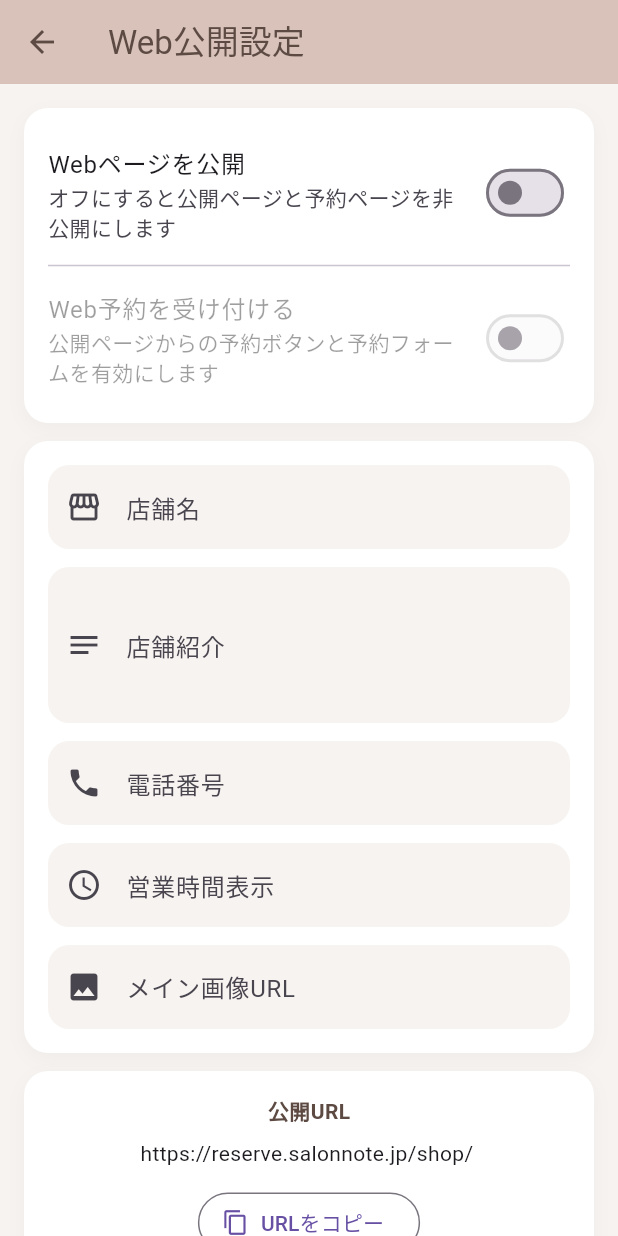
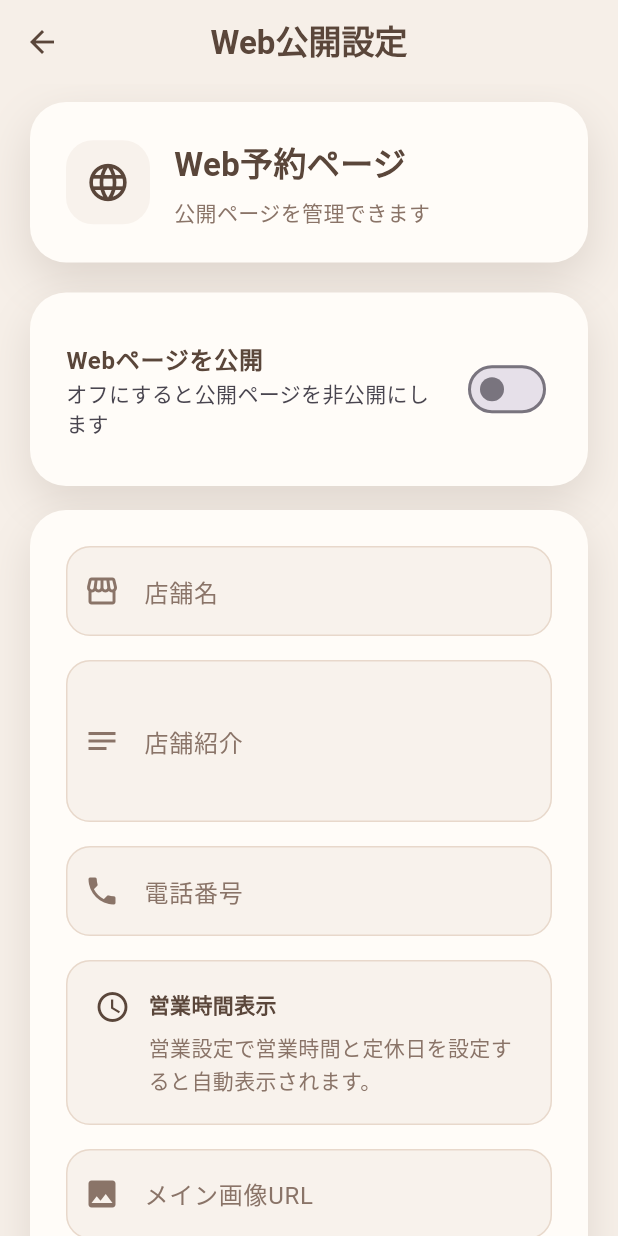
Before and after one commit to takuya42/salon_note, a Flutter app: the WebSettingPage screen opened directly, on a phone screen of 412 x 824 dp. Run offline on Flutter 3.47's test engine with Material 3 defaults, Android fonts, the phone set to English and light mode, and no system bars; our stand-ins replace cloud_firestore, firebase_analytics, firebase_auth, firebase_core, firebase_crashlytics, firebase_remote_config and 11 more; missing offline and left inert: purchases_flutter; accounts and stored records are empty.

Commit message:
Improve web setting page

```diff
--- a/lib/settings/pages/web_setting_page.dart
+++ b/lib/settings/pages/web_setting_page.dart
@@ -4,9 +4,12 @@ import 'package:flutter/services.dart';
 import '../../web/web_route_paths.dart';
 import '../services/web_setting_service.dart';
 
-const _primaryColor = Color(0xFFD8C2B9);
-const _darkBrown = Color(0xFF5C4A43);
-const _backgroundColor = Color(0xFFF7F3F0);
+const _beige = Color(0xFFE4D2C3);
+const _lightBeige = Color(0xFFF8F2EC);
+const _creamWhite = Color(0xFFFFFCF8);
+const _darkBrown = Color(0xFF5A463A);
+const _mutedBrown = Color(0xFF8A7468);
+const _backgroundColor = Color(0xFFF6EFE8);
 
 class WebSettingPage extends StatefulWidget {
   const WebSettingPage({super.key, WebSettingService? service})
@@ -26,11 +29,10 @@ class _WebSettingPageState extends State<WebSettingPage> {
   final _descriptionController = TextEditingController();
   final _phoneController = TextEditingController();
   final _imageUrlController = TextEditingController();
-  final _businessHoursController = TextEditingController();
 
   String? _shopId;
+  String _businessHours = '';
   bool _isWebPublished = false;
-  bool _isWebBookingEnabled = false;
   bool _isLoading = true;
   bool _isSaving = false;
   String? _errorMessage;
@@ -47,7 +49,6 @@ class _WebSettingPageState extends State<WebSettingPage> {
     _descriptionController.dispose();
     _phoneController.dispose();
     _imageUrlController.dispose();
-    _businessHoursController.dispose();
     super.dispose();
   }
 
@@ -69,10 +70,9 @@ class _WebSettingPageState extends State<WebSettingPage> {
       _descriptionController.text = setting.description;
       _phoneController.text = setting.phone;
       _imageUrlController.text = setting.imageUrl;
-      _businessHoursController.text = setting.businessHours;
       setState(() {
+        _businessHours = setting.businessHours;
         _isWebPublished = setting.isWebPublished;
-        _isWebBookingEnabled = setting.isWebBookingEnabled;
         _isLoading = false;
       });
     } catch (_) {
@@ -106,9 +106,8 @@ class _WebSettingPageState extends State<WebSettingPage> {
           description: _descriptionController.text,
           phone: _phoneController.text,
           imageUrl: _imageUrlController.text,
-          businessHours: _businessHoursController.text,
+          businessHours: _businessHours,
           isWebPublished: _isWebPublished,
-          isWebBookingEnabled: _isWebBookingEnabled,
         ),
       );
 
@@ -145,59 +144,55 @@ class _WebSettingPageState extends State<WebSettingPage> {
     return Scaffold(
       backgroundColor: _backgroundColor,
       appBar: AppBar(
-        title: const Text('Web公開設定'),
-        backgroundColor: _primaryColor,
+        centerTitle: true,
+        title: const Text(
+          'Web公開設定',
+          style: TextStyle(fontWeight: FontWeight.bold),
+        ),
+        backgroundColor: _backgroundColor,
         foregroundColor: _darkBrown,
         elevation: 0,
+        scrolledUnderElevation: 0,
       ),
       body: _isLoading
           ? const Center(child: CircularProgressIndicator())
           : ListView(
-              padding: const EdgeInsets.all(16),
+              padding: const EdgeInsets.fromLTRB(20, 12, 20, 28),
               children: [
+                const _HeaderCard(),
+                const SizedBox(height: 20),
                 if (_errorMessage != null) ...[
                   _ErrorCard(message: _errorMessage!),
-                  const SizedBox(height: 12),
+                  const SizedBox(height: 16),
                 ],
                 _SettingCard(
-                  children: [
-                    SwitchListTile.adaptive(
+                  child: SwitchListTile.adaptive(
                     contentPadding: EdgeInsets.zero,
                     activeColor: _darkBrown,
-                      title: const Text('Webページを公開'),
-                      subtitle: const Text('オフにすると公開ページと予約ページを非公開にします'),
+                    title: const Text(
+                      'Webページを公開',
+                      style: TextStyle(
+                        color: _darkBrown,
+                        fontWeight: FontWeight.bold,
+                      ),
+                    ),
+                    subtitle: const Text('オフにすると公開ページを非公開にします'),
                     value: _isWebPublished,
                     onChanged: (value) {
-                        setState(() {
-                          _isWebPublished = value;
-                          if (!value) _isWebBookingEnabled = false;
-                        });
+                      setState(() => _isWebPublished = value);
                     },
                   ),
-                    const Divider(),
-                    SwitchListTile.adaptive(
-                      contentPadding: EdgeInsets.zero,
-                      activeColor: _darkBrown,
-                      title: const Text('Web予約を受け付ける'),
-                      subtitle: const Text('公開ページからの予約ボタンと予約フォームを有効にします'),
-                      value: _isWebBookingEnabled,
-                      onChanged: _isWebPublished
-                          ? (value) => setState(
-                                () => _isWebBookingEnabled = value,
-                              )
-                          : null,
                 ),
-                  ],
-                ),
-                const SizedBox(height: 12),
+                const SizedBox(height: 16),
                 _SettingCard(
+                  child: Column(
                     children: [
                       _TextField(
                         controller: _shopNameController,
                         label: '店舗名',
                         icon: Icons.storefront,
                       ),
-                    const SizedBox(height: 12),
+                      const SizedBox(height: 16),
                       _TextField(
                         controller: _descriptionController,
                         label: '店舗紹介',
@@ -205,20 +200,16 @@ class _WebSettingPageState extends State<WebSettingPage> {
                         minLines: 3,
                         maxLines: 5,
                       ),
-                    const SizedBox(height: 12),
+                      const SizedBox(height: 16),
                       _TextField(
                         controller: _phoneController,
                         label: '電話番号',
                         icon: Icons.phone,
                         keyboardType: TextInputType.phone,
                       ),
-                    const SizedBox(height: 12),
-                    _TextField(
-                      controller: _businessHoursController,
-                      label: '営業時間表示',
-                      icon: Icons.schedule,
-                    ),
-                    const SizedBox(height: 12),
+                      const SizedBox(height: 16),
+                      _BusinessHoursPanel(businessHours: _businessHours),
+                      const SizedBox(height: 16),
                       _TextField(
                         controller: _imageUrlController,
                         label: 'メイン画像URL',
@@ -227,50 +218,186 @@ class _WebSettingPageState extends State<WebSettingPage> {
                       ),
                     ],
                   ),
-                const SizedBox(height: 12),
+                ),
+                const SizedBox(height: 16),
                 if (_shopId != null)
                   _SettingCard(
+                    child: Column(
+                      crossAxisAlignment: CrossAxisAlignment.start,
                       children: [
                         const Text(
                           '公開URL',
                           style: TextStyle(
                             color: _darkBrown,
                             fontWeight: FontWeight.bold,
+                            fontSize: 16,
                           ),
                         ),
-                      const SizedBox(height: 8),
+                        const SizedBox(height: 10),
                         SelectableText(
                           WebRoutePaths.canonicalShopUri(_shopId!).toString(),
+                          style: const TextStyle(color: _mutedBrown),
                         ),
-                      const SizedBox(height: 12),
-                      OutlinedButton.icon(
+                        const SizedBox(height: 16),
+                        SizedBox(
+                          width: double.infinity,
+                          child: ElevatedButton.icon(
                             onPressed: _copyUrl,
                             icon: const Icon(Icons.copy),
-                        label: const Text('URLをコピー'),
+                            label: const Text('公開URLをコピー'),
+                            style: ElevatedButton.styleFrom(
+                              backgroundColor: _beige,
+                              foregroundColor: _darkBrown,
+                              elevation: 0,
+                              padding: const EdgeInsets.symmetric(vertical: 16),
+                              shape: RoundedRectangleBorder(
+                                borderRadius: BorderRadius.circular(16),
+                              ),
+                            ),
+                          ),
                         ),
                       ],
                     ),
-                const SizedBox(height: 24),
-                ElevatedButton(
+                  ),
+                const SizedBox(height: 28),
+                SizedBox(
+                  height: 58,
+                  child: ElevatedButton(
                     onPressed: _isSaving ? null : _save,
                     style: ElevatedButton.styleFrom(
                       backgroundColor: _darkBrown,
                       foregroundColor: Colors.white,
-                    padding: const EdgeInsets.symmetric(vertical: 14),
+                      elevation: 8,
+                      shadowColor: _darkBrown.withAlpha(61),
                       shape: RoundedRectangleBorder(
-                      borderRadius: BorderRadius.circular(14),
+                        borderRadius: BorderRadius.circular(18),
                       ),
                     ),
                     child: _isSaving
                         ? const SizedBox(
-                          width: 20,
-                          height: 20,
+                            width: 22,
+                            height: 22,
                             child: CircularProgressIndicator(
                               strokeWidth: 2,
                               color: Colors.white,
                             ),
                           )
-                      : const Text('保存'),
+                        : const Text(
+                            '設定を保存',
+                            style: TextStyle(
+                              fontSize: 16,
+                              fontWeight: FontWeight.bold,
+                            ),
+                          ),
+                  ),
+                ),
+              ],
+            ),
+    );
+  }
+}
+
+class _HeaderCard extends StatelessWidget {
+  const _HeaderCard();
+
+  @override
+  Widget build(BuildContext context) {
+    return Container(
+      padding: const EdgeInsets.all(24),
+      decoration: BoxDecoration(
+        color: _creamWhite,
+        borderRadius: BorderRadius.circular(24),
+        boxShadow: [
+          BoxShadow(
+            color: _darkBrown.withAlpha(41),
+            blurRadius: 26,
+            offset: const Offset(0, 12),
+          ),
+        ],
+      ),
+      child: Row(
+        children: [
+          Container(
+            width: 56,
+            height: 56,
+            decoration: BoxDecoration(
+              color: _lightBeige,
+              borderRadius: BorderRadius.circular(18),
+            ),
+            child: const Icon(Icons.language, color: _darkBrown, size: 30),
+          ),
+          const SizedBox(width: 16),
+          const Expanded(
+            child: Column(
+              crossAxisAlignment: CrossAxisAlignment.start,
+              children: [
+                Text(
+                  'Web予約ページ',
+                  style: TextStyle(
+                    color: _darkBrown,
+                    fontSize: 22,
+                    fontWeight: FontWeight.bold,
+                  ),
+                ),
+                SizedBox(height: 6),
+                Text(
+                  '公開ページを管理できます',
+                  style: TextStyle(color: _mutedBrown, fontSize: 14),
+                ),
+              ],
+            ),
+          ),
+        ],
+      ),
+    );
+  }
+}
+
+class _BusinessHoursPanel extends StatelessWidget {
+  const _BusinessHoursPanel({required this.businessHours});
+
+  final String businessHours;
+
+  @override
+  Widget build(BuildContext context) {
+    final displayText = businessHours.trim().isEmpty
+        ? '営業設定で営業時間と定休日を設定すると自動表示されます。'
+        : businessHours;
+
+    return Container(
+      width: double.infinity,
+      padding: const EdgeInsets.all(18),
+      decoration: BoxDecoration(
+        color: _lightBeige,
+        borderRadius: BorderRadius.circular(16),
+        border: Border.all(color: _beige.withAlpha(204)),
+      ),
+      child: Row(
+        crossAxisAlignment: CrossAxisAlignment.start,
+        children: [
+          const Icon(Icons.schedule, color: _darkBrown),
+          const SizedBox(width: 12),
+          Expanded(
+            child: Column(
+              crossAxisAlignment: CrossAxisAlignment.start,
+              children: [
+                const Text(
+                  '営業時間表示',
+                  style: TextStyle(
+                    color: _darkBrown,
+                    fontWeight: FontWeight.bold,
+                  ),
+                ),
+                const SizedBox(height: 8),
+                Text(
+                  displayText,
+                  style: const TextStyle(
+                    color: _mutedBrown,
+                    height: 1.6,
+                  ),
+                ),
+              ],
+            ),
           ),
         ],
       ),
@@ -279,26 +406,44 @@ class _WebSettingPageState extends State<WebSettingPage> {
 }
 
 class _SettingCard extends StatelessWidget {
-  const _SettingCard({required this.children});
+  const _SettingCard({required this.child});
 
-  final List<Widget> children;
+  final Widget child;
+
+  @override
+  Widget build(BuildContext context) {
+    return Container(
+      padding: const EdgeInsets.all(24),
+      decoration: BoxDecoration(
+        color: _creamWhite,
+        borderRadius: BorderRadius.circular(24),
+        boxShadow: [
+          BoxShadow(
+            color: _darkBrown.withAlpha(36),
+            blurRadius: 24,
+            offset: const Offset(0, 12),
+          ),
+        ],
+      ),
+      child: child,
+    );
+  }
+}
+
+class _ErrorCard extends StatelessWidget {
+  const _ErrorCard({required this.message});
+
+  final String message;
 
   @override
   Widget build(BuildContext context) {
     return Container(
       padding: const EdgeInsets.all(16),
       decoration: BoxDecoration(
-        color: Colors.white,
+        color: const Color(0xFFFFF0F0),
         borderRadius: BorderRadius.circular(16),
-        boxShadow: [
-          BoxShadow(
-            color: Colors.black.withOpacity(0.03),
-            blurRadius: 10,
-            offset: const Offset(0, 4),
       ),
-        ],
-      ),
-      child: Column(children: children),
+      child: Text(message, style: const TextStyle(color: Colors.redAccent)),
     );
   }
 }
@@ -327,34 +472,24 @@ class _TextField extends StatelessWidget {
       keyboardType: keyboardType,
       minLines: minLines,
       maxLines: maxLines,
+      style: const TextStyle(color: _darkBrown),
       decoration: InputDecoration(
+        prefixIcon: Icon(icon, color: _mutedBrown),
         labelText: label,
-        prefixIcon: Icon(icon),
+        labelStyle: const TextStyle(color: _mutedBrown),
         filled: true,
-        fillColor: _backgroundColor,
-        border: OutlineInputBorder(
-          borderRadius: BorderRadius.circular(14),
-          borderSide: BorderSide.none,
+        fillColor: _lightBeige,
+        contentPadding:
+            const EdgeInsets.symmetric(horizontal: 18, vertical: 18),
+        enabledBorder: OutlineInputBorder(
+          borderRadius: BorderRadius.circular(16),
+          borderSide: BorderSide(color: _beige.withAlpha(204)),
+        ),
+        focusedBorder: OutlineInputBorder(
+          borderRadius: BorderRadius.circular(16),
+          borderSide: const BorderSide(color: _darkBrown, width: 1.4),
         ),
       ),
     );
   }
 }
-
-class _ErrorCard extends StatelessWidget {
-  const _ErrorCard({required this.message});
-
-  final String message;
-
-  @override
-  Widget build(BuildContext context) {
-    return Container(
-      padding: const EdgeInsets.all(12),
-      decoration: BoxDecoration(
-        color: Colors.red.shade50,
-        borderRadius: BorderRadius.circular(12),
-      ),
-      child: Text(message, style: const TextStyle(color: Colors.red)),
-    );
-  }
-}
--- a/lib/settings/services/web_setting_service.dart
+++ b/lib/settings/services/web_setting_service.dart
@@ -10,7 +10,6 @@ class WebSettingData {
     required this.imageUrl,
     required this.businessHours,
     required this.isWebPublished,
-    required this.isWebBookingEnabled,
   });
 
   final String shopId;
@@ -20,21 +19,24 @@ class WebSettingData {
   final String imageUrl;
   final String businessHours;
   final bool isWebPublished;
-  final bool isWebBookingEnabled;
 
   factory WebSettingData.fromFirestore(
     String shopId,
-    Map<String, dynamic> data,
+    Map<String, dynamic> shopData,
+    Map<String, dynamic>? businessData,
   ) {
     return WebSettingData(
       shopId: shopId,
-      shopName: (data['shopName'] as String?) ?? (data['name'] as String?) ?? '',
-      description: (data['description'] as String?) ?? '',
-      phone: (data['phone'] as String?) ?? '',
-      imageUrl: (data['imageUrl'] as String?) ?? '',
-      businessHours: (data['businessHours'] as String?) ?? '',
-      isWebPublished: (data['isWebPublished'] as bool?) ?? false,
-      isWebBookingEnabled: (data['isWebBookingEnabled'] as bool?) ?? false,
+      shopName: (shopData['shopName'] as String?) ??
+          (shopData['name'] as String?) ??
+          '',
+      description: (shopData['description'] as String?) ?? '',
+      phone: (shopData['phone'] as String?) ?? '',
+      imageUrl: (shopData['imageUrl'] as String?) ?? '',
+      businessHours: _BusinessHoursFormatter.format(businessData) ??
+          (shopData['businessHours'] as String?) ??
+          '',
+      isWebPublished: (shopData['isWebPublished'] as bool?) ?? false,
     );
   }
 }
@@ -64,9 +66,17 @@ class WebSettingService {
     final shopDoc = await _firestore.collection('shops').doc(shopId).get();
     if (!shopDoc.exists) return null;
 
+    final businessDoc = await _firestore
+        .collection('shops')
+        .doc(shopId)
+        .collection('settings')
+        .doc('business')
+        .get();
+
     return WebSettingData.fromFirestore(
       shopId,
       shopDoc.data() ?? <String, dynamic>{},
+      businessDoc.data(),
     );
   }
 
@@ -79,8 +89,57 @@ class WebSettingService {
       'imageUrl': setting.imageUrl.trim(),
       'businessHours': setting.businessHours.trim(),
       'isWebPublished': setting.isWebPublished,
-      'isWebBookingEnabled': setting.isWebBookingEnabled,
       'updatedAt': FieldValue.serverTimestamp(),
     }, SetOptions(merge: true));
   }
 }
+
+class _BusinessHoursFormatter {
+  static const _weekDays = [
+    '月曜日',
+    '火曜日',
+    '水曜日',
+    '木曜日',
+    '金曜日',
+    '土曜日',
+    '日曜日',
+  ];
+
+  static String? format(Map<String, dynamic>? data) {
+    if (data == null) return null;
+
+    final openHour = data['openHour'] as int? ?? 10;
+    final openMinute = data['openMinute'] as int? ?? 0;
+    final closeHour = data['closeHour'] as int? ?? 20;
+    final closeMinute = data['closeMinute'] as int? ?? 0;
+    final closedDays = (data['closedDays'] as List<dynamic>? ?? const [])
+        .whereType<int>()
+        .toSet();
+
+    final buffer = StringBuffer()
+      ..write(_formatTime(openHour, openMinute))
+      ..write('〜')
+      ..write(_formatTime(closeHour, closeMinute));
+
+    if (closedDays.isNotEmpty) {
+      final labels = closedDays
+          .where((day) => day >= 1 && day <= _weekDays.length)
+          .map((day) => _weekDays[day - 1])
+          .join('・');
+      if (labels.isNotEmpty) {
+        buffer
+          ..write('\n')
+          ..write('定休日: ')
+          ..write(labels);
+      }
+    }
+
+    return buffer.toString();
+  }
+
+  static String _formatTime(int hour, int minute) {
+    final hourText = hour.toString().padLeft(2, '0');
+    final minuteText = minute.toString().padLeft(2, '0');
+    return '$hourText:$minuteText';
+  }
+}
--- a/lib/web/models/web_shop.dart
+++ b/lib/web/models/web_shop.dart
@@ -12,7 +12,6 @@ class WebShop {
     required this.ownerEmail,
     required this.planType,
     required this.isWebPublished,
-    required this.isWebBookingEnabled,
     required this.createdAt,
   });
 
@@ -26,7 +25,6 @@ class WebShop {
   final String ownerEmail;
   final String planType;
   final bool isWebPublished;
-  final bool isWebBookingEnabled;
   final DateTime? createdAt;
 
   bool get isProPlan => planType == 'pro';
@@ -37,7 +35,8 @@ class WebShop {
     final data = snapshot.data() ?? <String, dynamic>{};
     return WebShop(
       shopId: (data['shopId'] as String?) ?? snapshot.id,
-      shopName: (data['name'] as String?) ?? (data['shopName'] as String?) ?? '',
+      shopName:
+          (data['name'] as String?) ?? (data['shopName'] as String?) ?? '',
       description: (data['description'] as String?) ?? '',
       phone: (data['phone'] as String?) ?? '',
       imageUrl: (data['imageUrl'] as String?) ?? '',
@@ -46,7 +45,6 @@ class WebShop {
       ownerEmail: (data['ownerEmail'] as String?) ?? '',
       planType: (data['planType'] as String?) ?? 'free',
       isWebPublished: (data['isWebPublished'] as bool?) ?? false,
-      isWebBookingEnabled: (data['isWebBookingEnabled'] as bool?) ?? false,
       createdAt: (data['createdAt'] as Timestamp?)?.toDate(),
     );
   }
@@ -63,7 +61,6 @@ class WebShop {
       'ownerEmail': ownerEmail,
       'planType': planType,
       'isWebPublished': isWebPublished,
-      'isWebBookingEnabled': isWebBookingEnabled,
       'createdAt': createdAt == null
           ? FieldValue.serverTimestamp()
           : Timestamp.fromDate(createdAt!),
--- a/lib/web/pages/web_booking_page.dart
+++ b/lib/web/pages/web_booking_page.dart
@@ -23,10 +23,6 @@ class WebBookingPage extends ConsumerWidget {
         data: (shop) {
           if (shop == null || !shop.isWebPublished) {
             return const Center(child: Text('店舗が見つかりません。'));
-          }
-
-          if (!shop.isWebBookingEnabled) {
-            return const Center(child: Text('現在Web予約の受付を停止しています。'));
           }
 
           return SingleChildScrollView(
--- a/lib/web/pages/web_shop_page.dart
+++ b/lib/web/pages/web_shop_page.dart
@@ -82,16 +82,13 @@ class WebShopPage extends ConsumerWidget {
                       error: (_, __) => const Text('メニューの読み込みに失敗しました。'),
                     ),
                     const SizedBox(height: 24),
-                    if (shop.isWebBookingEnabled)
                     WebPrimaryButton(
                       label: 'このサロンを予約する',
                       onPressed: () => Navigator.pushNamed(
                         context,
                         WebRoutePaths.booking(shop.shopName),
                       ),
-                      )
-                    else
-                      const WebCard(child: Text('現在Web予約の受付を停止しています。')),
+                    ),
                   ],
                 ),
               ),
```
Lines whose indentation alone changed are shown as unchanged.
